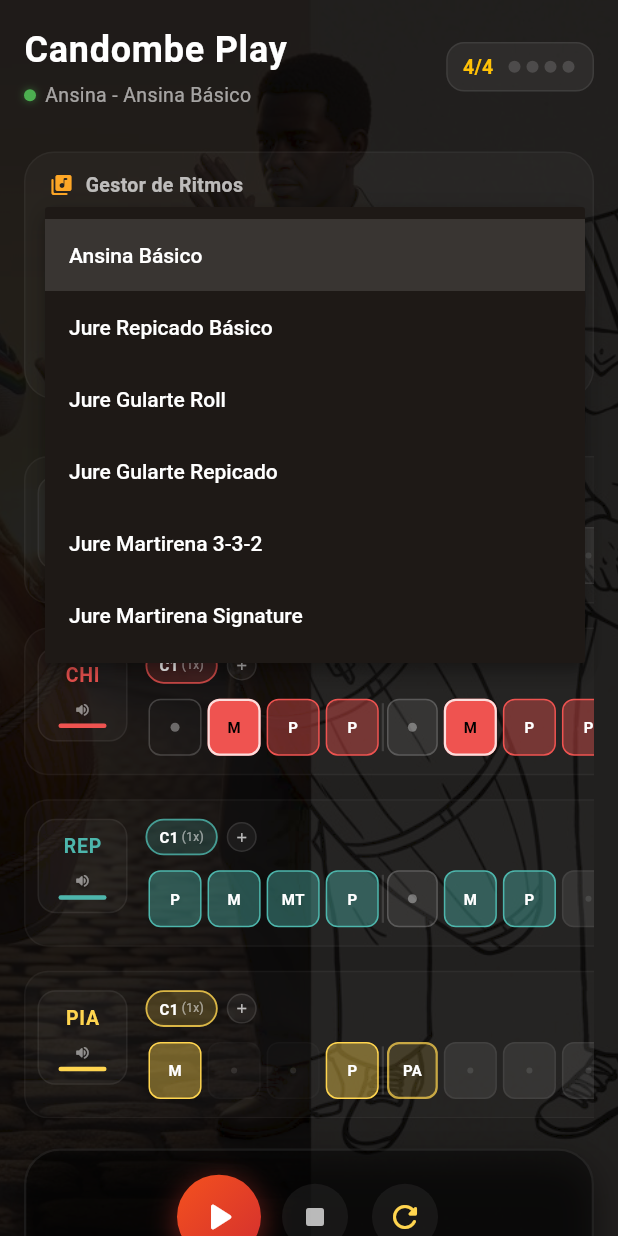
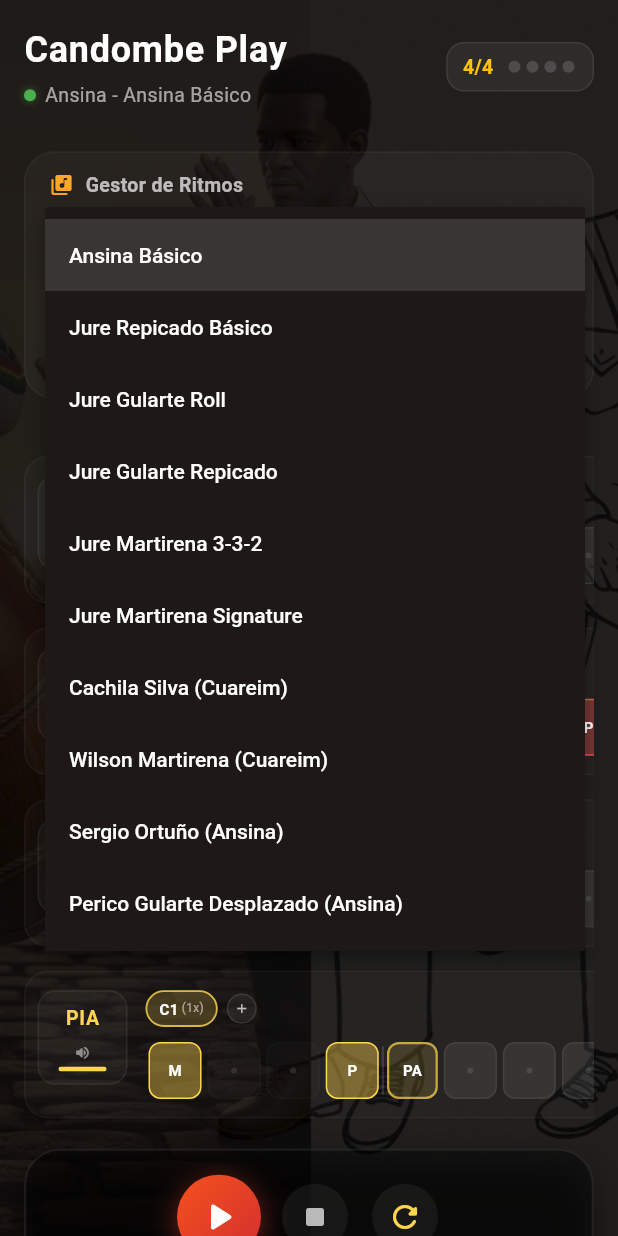
Before and after one commit to jmartinezchaine/candombe, a Flutter app: the screen it shows after launch, after a tap on "Ansina Básico", on a phone screen of 412 x 824 dp. Run offline on Flutter 3.47's test engine with Material 3 defaults, Android fonts, the phone set to English and light mode, and no system bars; our stand-ins replace shared_preferences; missing offline and left inert: flutter_soloud.

Commit message:
feat: agregar patrones de estilos de Cachila Silva, Wilson Martirena, Sergio Ortuño y Perico Gularte

```diff
--- a/lib/core/services/sequencer_service.dart
+++ b/lib/core/services/sequencer_service.dart
@@ -424,6 +424,10 @@ class SequencerService extends ChangeNotifier {
         CandombePattern.jureGularteRepicado(),
         CandombePattern.jureMartirena332(),
         CandombePattern.jureMartirenaSignature(),
+        CandombePattern.cachilaSilvaCuareim(),
+        CandombePattern.wilsonMartirenaCuareim(),
+        CandombePattern.sergioOrtunoAnsina(),
+        CandombePattern.pericoGularteDesplazado(),
       ];
 
       if (patternStrings == null || patternStrings.isEmpty) {
@@ -533,7 +537,11 @@ class SequencerService extends ChangeNotifier {
       'Jure Gularte Roll',
       'Jure Gularte Repicado',
       'Jure Martirena 3-3-2',
-      'Jure Martirena Signature'
+      'Jure Martirena Signature',
+      'Cachila Silva (Cuareim)',
+      'Wilson Martirena (Cuareim)',
+      'Sergio Ortuño (Ansina)',
+      'Perico Gularte Desplazado (Ansina)',
     ];
     if (readOnlyNames.contains(name)) return; // No permitir eliminar los por defecto
 
--- a/lib/features/candombe_sequencer/data/models/candombe_pattern.dart
+++ b/lib/features/candombe_sequencer/data/models/candombe_pattern.dart
@@ -487,6 +487,134 @@ class CandombePattern {
     );
   }
 
+  factory CandombePattern.cachilaSilvaCuareim() {
+    final maderaSteps = [
+      'MD*', '-', '-', 'MD', '-', '-', 'MD*', '-', '-', '-', 'MD*', '-', '-', 'MD*', '-', '-'
+    ].map(HitTypeExtension.fromCode).toList();
+
+    final chicoSteps = [
+      '-', 'M*', 'P', 'P', '-', 'M*', 'P', 'P', '-', 'M*', 'P', 'P', '-', 'M*', 'P', 'P'
+    ].map(HitTypeExtension.fromCode).toList();
+
+    final repiqueSteps = [
+      'P', 'M', 'MT', 'P', 'P', 'M', 'MT', 'P', 'P', 'M', 'MT', 'P', '-', 'M', 'P', '-'
+    ].map(HitTypeExtension.fromCode).toList();
+
+    final pianoSteps = [
+      'M', '-', '-', 'P', 'PA', '-', '-', '-', 'P', 'M*', 'P*', '-', 'PA', '-', '-', '-'
+    ].map(HitTypeExtension.fromCode).toList();
+
+    return CandombePattern(
+      name: 'Cachila Silva (Cuareim)',
+      proyecto: 'Candombe Play',
+      estilo: 'Cuareim',
+      compas: '4/4',
+      subdivisiones: 16,
+      instrumentPatterns: {
+        InstrumentType.madera: InstrumentPattern(type: InstrumentType.madera, steps: maderaSteps),
+        InstrumentType.chico: InstrumentPattern(type: InstrumentType.chico, steps: chicoSteps),
+        InstrumentType.repique: InstrumentPattern(type: InstrumentType.repique, steps: repiqueSteps),
+        InstrumentType.piano: InstrumentPattern(type: InstrumentType.piano, steps: pianoSteps),
+      },
+    );
+  }
+
+  factory CandombePattern.wilsonMartirenaCuareim() {
+    final maderaSteps = [
+      'MD*', '-', '-', 'MD', '-', '-', 'MD*', '-', '-', '-', 'MD*', '-', '-', 'MD*', '-', '-'
+    ].map(HitTypeExtension.fromCode).toList();
+
+    final chicoSteps = [
+      '-', 'M*', 'P', 'P', '-', 'M*', 'P', 'P', '-', 'M*', 'P', 'P', '-', 'M*', 'P', 'P'
+    ].map(HitTypeExtension.fromCode).toList();
+
+    final repiqueSteps = [
+      'P', 'M', 'MT', 'P', '-', '-', '-', '-', '-', '-', '-', '-', '-', 'M', 'P', '-'
+    ].map(HitTypeExtension.fromCode).toList();
+
+    final pianoSteps = [
+      'M', '-', '-', 'P', 'PA', '-', '-', '-', 'P', 'M*', 'P*', '-', 'PA', '-', '-', '-'
+    ].map(HitTypeExtension.fromCode).toList();
+
+    return CandombePattern(
+      name: 'Wilson Martirena (Cuareim)',
+      proyecto: 'Candombe Play',
+      estilo: 'Cuareim',
+      compas: '4/4',
+      subdivisiones: 16,
+      instrumentPatterns: {
+        InstrumentType.madera: InstrumentPattern(type: InstrumentType.madera, steps: maderaSteps),
+        InstrumentType.chico: InstrumentPattern(type: InstrumentType.chico, steps: chicoSteps),
+        InstrumentType.repique: InstrumentPattern(type: InstrumentType.repique, steps: repiqueSteps),
+        InstrumentType.piano: InstrumentPattern(type: InstrumentType.piano, steps: pianoSteps),
+      },
+    );
+  }
+
+  factory CandombePattern.sergioOrtunoAnsina() {
+    final maderaSteps = [
+      'MD*', '-', '-', 'MD', '-', '-', 'MD*', '-', '-', '-', 'MD*', '-', 'MD*', '-', '-', '-'
+    ].map(HitTypeExtension.fromCode).toList();
+
+    final chicoSteps = [
+      '-', 'M*', 'P', 'P', '-', 'M*', 'P', 'P', '-', 'M*', 'P', 'P', '-', 'M*', 'P', 'P'
+    ].map(HitTypeExtension.fromCode).toList();
+
+    final repiqueSteps = [
+      'P', 'M', 'MT', 'P', 'M', 'P', 'P', 'M', 'P', 'P', 'M', 'P', '-', 'M', 'P', '-'
+    ].map(HitTypeExtension.fromCode).toList();
+
+    final pianoSteps = [
+      'M', '-', '-', 'P', 'PA', '-', '-', '-', 'P', 'M*', 'P*', '-', 'PA', '-', '-', '-'
+    ].map(HitTypeExtension.fromCode).toList();
+
+    return CandombePattern(
+      name: 'Sergio Ortuño (Ansina)',
+      proyecto: 'Candombe Play',
+      estilo: 'Ansina',
+      compas: '4/4',
+      subdivisiones: 16,
+      instrumentPatterns: {
+        InstrumentType.madera: InstrumentPattern(type: InstrumentType.madera, steps: maderaSteps),
+        InstrumentType.chico: InstrumentPattern(type: InstrumentType.chico, steps: chicoSteps),
+        InstrumentType.repique: InstrumentPattern(type: InstrumentType.repique, steps: repiqueSteps),
+        InstrumentType.piano: InstrumentPattern(type: InstrumentType.piano, steps: pianoSteps),
+      },
+    );
+  }
+
+  factory CandombePattern.pericoGularteDesplazado() {
+    final maderaSteps = [
+      'MD*', '-', '-', 'MD', '-', '-', 'MD*', '-', '-', '-', 'MD*', '-', 'MD*', '-', '-', '-'
+    ].map(HitTypeExtension.fromCode).toList();
+
+    final chicoSteps = [
+      '-', 'M*', 'P', 'P', '-', 'M*', 'P', 'P', '-', 'M*', 'P', 'P', '-', 'M*', 'P', 'P'
+    ].map(HitTypeExtension.fromCode).toList();
+
+    final repiqueSteps = [
+      'P', 'M', 'MT', 'P', '-', 'M', 'P', '-', 'P', 'M', 'MT', 'P', 'P', 'M', 'MT', 'P'
+    ].map(HitTypeExtension.fromCode).toList();
+
+    final pianoSteps = [
+      'M', '-', '-', 'P', 'PA', '-', '-', '-', 'P', 'M*', 'P*', '-', 'PA', '-', '-', '-'
+    ].map(HitTypeExtension.fromCode).toList();
+
+    return CandombePattern(
+      name: 'Perico Gularte Desplazado (Ansina)',
+      proyecto: 'Candombe Play',
+      estilo: 'Ansina',
+      compas: '4/4',
+      subdivisiones: 16,
+      instrumentPatterns: {
+        InstrumentType.madera: InstrumentPattern(type: InstrumentType.madera, steps: maderaSteps),
+        InstrumentType.chico: InstrumentPattern(type: InstrumentType.chico, steps: chicoSteps),
+        InstrumentType.repique: InstrumentPattern(type: InstrumentType.repique, steps: repiqueSteps),
+        InstrumentType.piano: InstrumentPattern(type: InstrumentType.piano, steps: pianoSteps),
+      },
+    );
+  }
+
   // Genera un patrón en blanco
   factory CandombePattern.blank(String name) {
     return CandombePattern(
--- a/lib/features/candombe_sequencer/presentation/widgets/rhythm_manager_panel.dart
+++ b/lib/features/candombe_sequencer/presentation/widgets/rhythm_manager_panel.dart
@@ -179,7 +179,11 @@ class _RhythmManagerPanelState extends State<RhythmManagerPanel> {
           'Jure Gularte Roll',
           'Jure Gularte Repicado',
           'Jure Martirena 3-3-2',
-          'Jure Martirena Signature'
+          'Jure Martirena Signature',
+          'Cachila Silva (Cuareim)',
+          'Wilson Martirena (Cuareim)',
+          'Sergio Ortuño (Ansina)',
+          'Perico Gularte Desplazado (Ansina)',
         ];
         final isReadOnly = readOnlyNames.contains(currentPattern.name);
 
@@ -224,6 +228,7 @@ class _RhythmManagerPanelState extends State<RhythmManagerPanel> {
                     ),
                     child: DropdownButtonHideUnderline(
                       child: DropdownButton<String>(
+                        isExpanded: true,
                         value: savedPatterns.any((p) => p.name == currentPattern.name)
                             ? currentPattern.name
                             : null,
```
Also changed, not shown: 2 other files.
